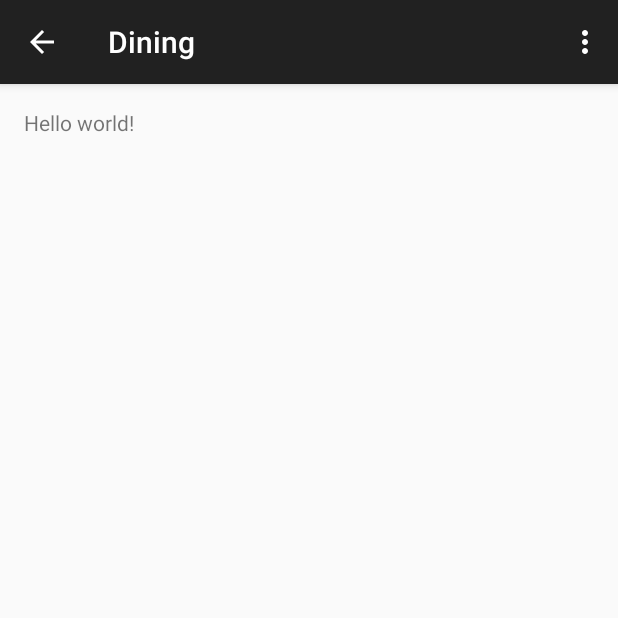
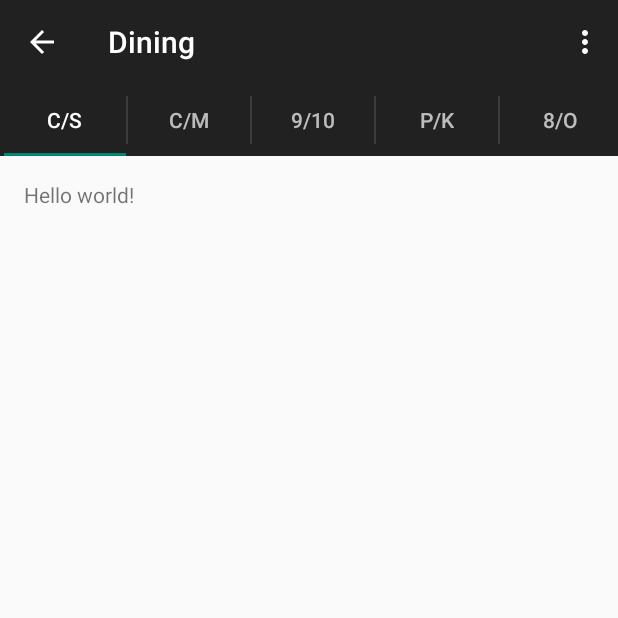
Before and after one commit to ChandlerMoeller/TestAppPleaseIgnore, an Android app: the DiningActivity screen opened directly, with no data from a screen before it, on a phone screen of 412 x 824 dp, the top half of it. Run offline under Robolectric (Android 15) with nearby library versions, the phone set to English and light mode, and no system bars.

Commit message:
First commit.
Either adds tabs to DiningActivity or breaks the code.

```diff
--- a/app/src/main/java/com/mycompany/myfirstapp/DiningActivity.java
+++ b/app/src/main/java/com/mycompany/myfirstapp/DiningActivity.java
@@ -1,19 +1,31 @@
 package com.mycompany.myfirstapp;
 
+import android.support.v4.app.FragmentTransaction;
+import android.support.v7.app.ActionBar;
 import android.support.v7.app.ActionBarActivity;
 import android.os.Bundle;
 import android.view.Menu;
 import android.view.MenuItem;
 
 
-public class DiningActivity extends ActionBarActivity {
+public class DiningActivity extends ActionBarActivity implements ActionBar.TabListener{
 
     @Override
     protected void onCreate(Bundle savedInstanceState) {
         super.onCreate(savedInstanceState);
         setContentView(R.layout.activity_dining);
+
+        // Set the Action Bar to use tabs for navigation
+        ActionBar ab = getSupportActionBar();
+        ab.setNavigationMode(ActionBar.NAVIGATION_MODE_TABS);
+
+        // Add three tabs to the Action Bar for display
+        ab.addTab(ab.newTab().setText("C/S").setTabListener(this));
+        ab.addTab(ab.newTab().setText("C/M").setTabListener(this));
+        ab.addTab(ab.newTab().setText("9/10").setTabListener(this));
+        ab.addTab(ab.newTab().setText("P/K").setTabListener(this));
+        ab.addTab(ab.newTab().setText("8/O").setTabListener(this));
     }
-
 
     @Override
     public boolean onCreateOptionsMenu(Menu menu) {
@@ -36,4 +48,22 @@ public class DiningActivity extends ActionBarActivity {
 
         return super.onOptionsItemSelected(item);
     }
+
+    // Implemented from ActionBar.TabListener
+    @Override
+    public void onTabSelected(ActionBar.Tab tab, FragmentTransaction fragmentTransaction) {
+        // This is called when a tab is selected.
+    }
+
+    // Implemented from ActionBar.TabListener
+    @Override
+    public void onTabUnselected(ActionBar.Tab tab, FragmentTransaction fragmentTransaction) {
+        // This is called when a previously selected tab is unselected.
+    }
+
+    // Implemented from ActionBar.TabListener
+    @Override
+    public void onTabReselected(ActionBar.Tab tab, FragmentTransaction fragmentTransaction) {
+        // This is called when a previously selected tab is selected again.
+    }
 }
```
Also changed, not shown: 1 other file.
